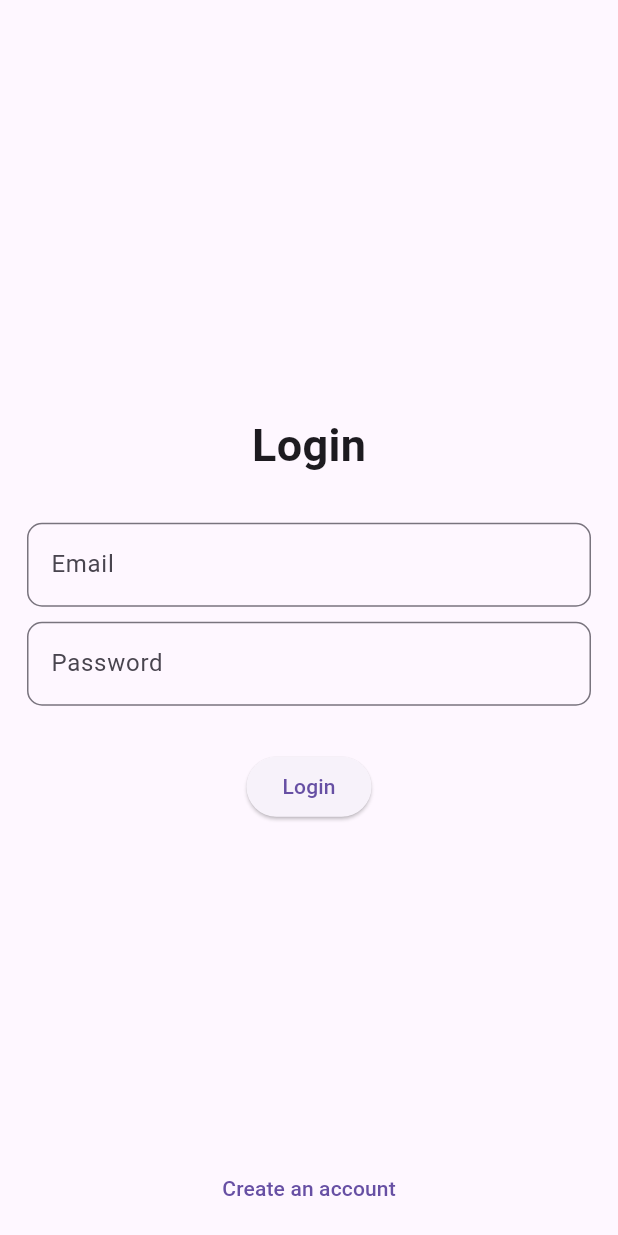
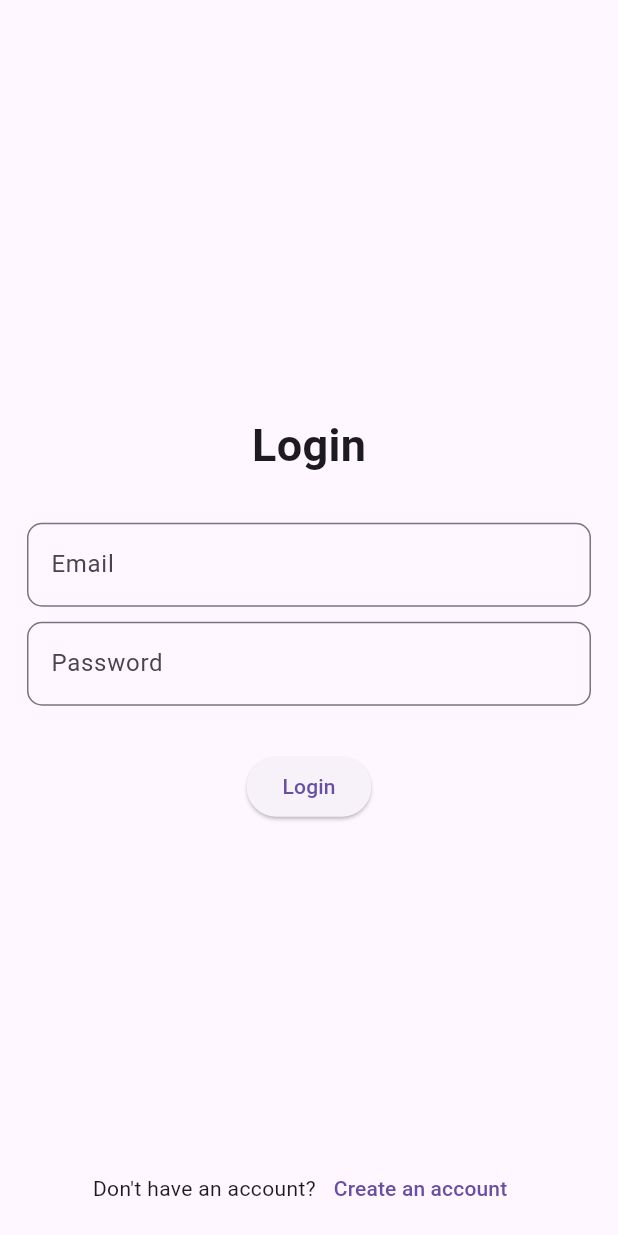
Before and after one commit to ferrykurniawan28/contact_app, a Flutter app: the screen it shows after launch, on a phone screen of 412 x 824 dp. Run offline on Flutter 3.47's test engine with Material 3 defaults, Android fonts, the phone set to English and light mode, and no system bars; our stand-ins replace firebase_auth, firebase_core, get, google_fonts; accounts and stored records are empty; Roboto replaces fonts that are missing (Neuton).

Commit message:
update login page

```diff
--- a/lib/presentations/auth/views/login.dart
+++ b/lib/presentations/auth/views/login.dart
@@ -88,9 +88,15 @@ class LoginView extends GetView<LoginController> {
             ),
             Align(
               alignment: Alignment.bottomCenter,
-              child: TextButton(
-                onPressed: () => Get.toNamed(RoutesName.register),
-                child: const Text('Create an account'),
+              child: Row(
+                mainAxisAlignment: MainAxisAlignment.center,
+                children: [
+                  const Text('Don\'t have an account?'),
+                  TextButton(
+                    onPressed: () => Get.toNamed(RoutesName.register),
+                    child: const Text('Create an account'),
+                  ),
+                ],
               ),
             )
           ],
```
